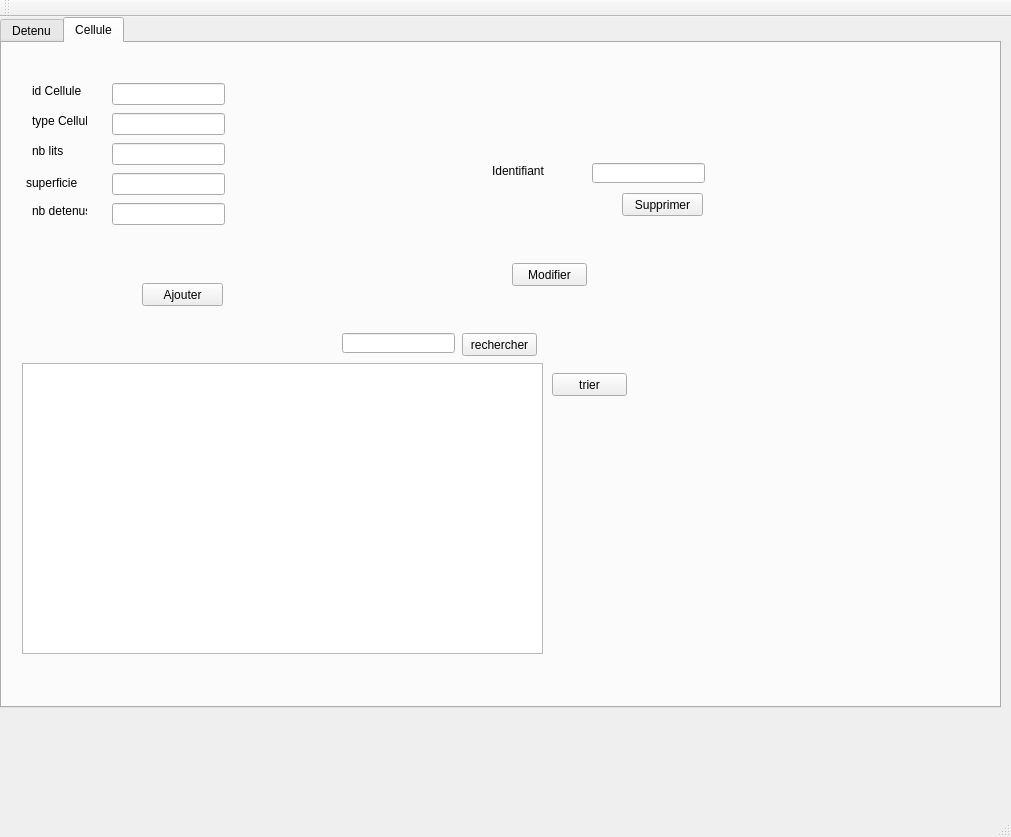
Qt form mainwindow.ui (nefissaKhiari/Smart_Police_Station_2A20) before a commit.
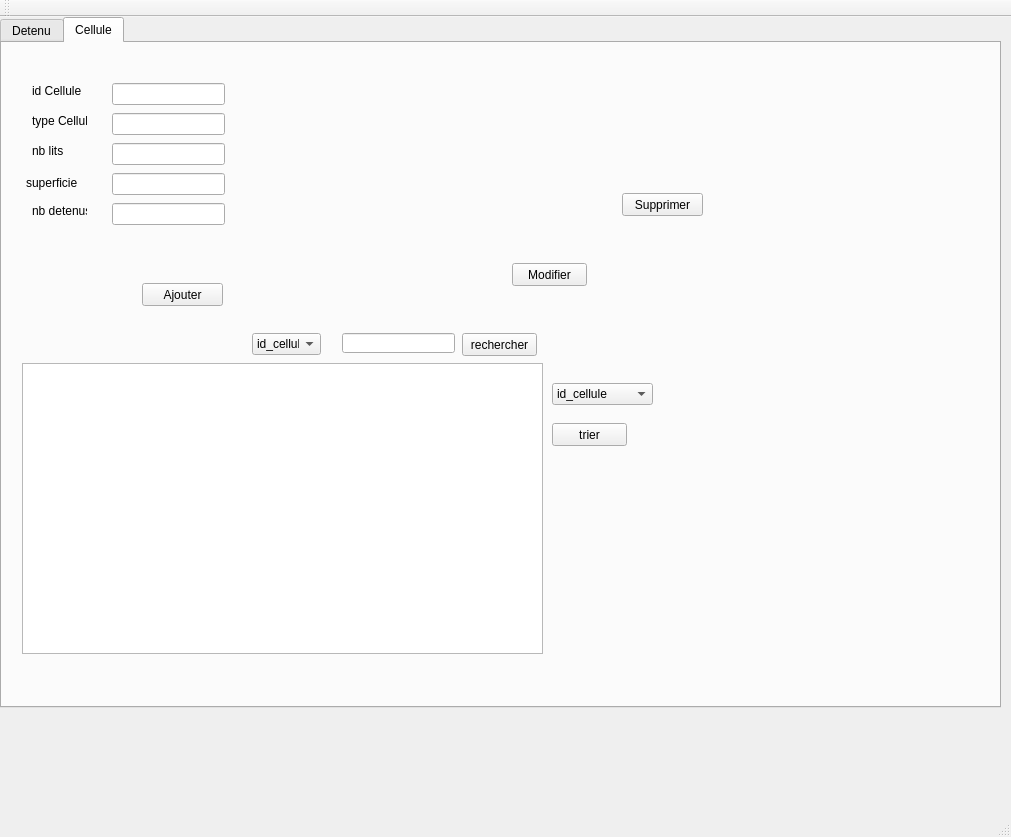
The same form after that commit.

```diff
--- a/mainwindow.ui
+++ b/mainwindow.ui
@@ -363,29 +363,6 @@
      <attribute name="title">
       <string>Cellule</string>
      </attribute>
-     <widget class="QLabel" name="label_6">
-      <property name="geometry">
-       <rect>
-        <x>490</x>
-        <y>120</y>
-        <width>61</width>
-        <height>16</height>
-       </rect>
-      </property>
-      <property name="text">
-       <string>Identifiant</string>
-      </property>
-     </widget>
-     <widget class="QLineEdit" name="le_id_supp_2">
-      <property name="geometry">
-       <rect>
-        <x>590</x>
-        <y>120</y>
-        <width>113</width>
-        <height>20</height>
-       </rect>
-      </property>
-     </widget>
      <widget class="QLabel" name="label_18">
       <property name="geometry">
        <rect>
@@ -554,7 +531,7 @@
       <property name="geometry">
        <rect>
         <x>550</x>
-        <y>330</y>
+        <y>380</y>
         <width>75</width>
         <height>23</height>
        </rect>
@@ -586,6 +563,56 @@
        </rect>
       </property>
      </widget>
+     <widget class="QComboBox" name="comboBox_cellule">
+      <property name="geometry">
+       <rect>
+        <x>550</x>
+        <y>340</y>
+        <width>101</width>
+        <height>22</height>
+       </rect>
+      </property>
+      <item>
+       <property name="text">
+        <string>id_cellule</string>
+       </property>
+      </item>
+      <item>
+       <property name="text">
+        <string>nb_detenus</string>
+       </property>
+      </item>
+      <item>
+       <property name="text">
+        <string>nb_lits</string>
+       </property>
+      </item>
+     </widget>
+     <widget class="QComboBox" name="comboBox_recherche">
+      <property name="geometry">
+       <rect>
+        <x>250</x>
+        <y>290</y>
+        <width>69</width>
+        <height>22</height>
+       </rect>
+      </property>
+      <item>
+       <property name="text">
+        <string>id_cellule</string>
+       </property>
+      </item>
+      <item>
+       <property name="text">
+        <string>type_cellule</string>
+       </property>
+      </item>
+      <item>
+       <property name="text">
+        <string>nb_detenus</string>
+       </property>
+      </item>
+     </widget>
     </widget>
    </widget>
   </widget>
```
Left out of the diff: 36 changed lines with no effect on the pictures.
